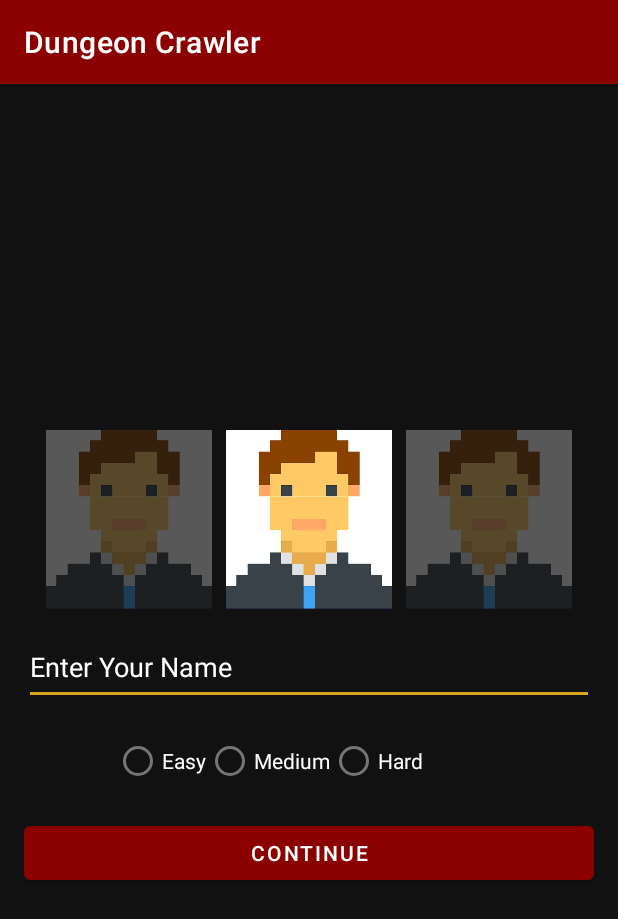
After one commit to phunggnguyenn/CS2340A_Team45, an Android app: the InitialConfigActivity screen opened directly, with no data from a screen before it, on a phone screen of 412 x 824 dp. The commit adds this screen. Shown: the top 919 px of the screen. Run offline under Robolectric (Android 15) with nearby library versions, the phone set to English and light mode, and no system bars.

Commit message:
-Added Initial Configuration Screen -Updated Welcome Screen

```diff
--- a/AndroidStudio_Template/app/src/main/AndroidManifest.xml
+++ b/AndroidStudio_Template/app/src/main/AndroidManifest.xml
@@ -31,6 +31,10 @@
             android:name=".MazeGameActivity"
             android:exported="true">
         </activity>
+        <activity
+            android:name=".InitialConfigActivity"
+            android:exported="true">
+        </activity>
 
     </application>
 
--- /dev/null
+++ b/AndroidStudio_Template/app/src/main/java/com/example/demo_2340/InitialConfigActivity.java
@@ -0,0 +1,88 @@
+package com.example.demo_2340;
+
+import android.content.Intent;
+import android.os.Bundle;
+import android.view.View;
+import android.widget.Button;
+import android.widget.EditText;
+import android.widget.RadioGroup;
+import android.widget.Toast;
+import androidx.appcompat.app.AppCompatActivity;
+import android.widget.ImageView;
+
+public class InitialConfigActivity extends AppCompatActivity {
+    private ImageView selectedAvatar = null;
+
+    @Override
+    protected void onCreate(Bundle savedInstanceState) {
+        super.onCreate(savedInstanceState);
+        setContentView(R.layout.activity_initial_config);
+
+        // Initialize avatar images and set opacity to 30%
+        ImageView avatar1 = findViewById(R.id.imageAvatar1);
+        avatar1.setAlpha(0.3f);
+        ImageView avatar2 = findViewById(R.id.imageAvatar2);
+        avatar2.setAlpha(0.3f);
+        ImageView avatar3 = findViewById(R.id.imageAvatar3);
+        avatar3.setAlpha(0.3f);
+        handleAvatarSelection(avatar2); // default selection
+
+        avatar1.setOnClickListener(v -> handleAvatarSelection(avatar1));
+
+        avatar2.setOnClickListener(v -> handleAvatarSelection(avatar2));
+
+        avatar3.setOnClickListener(v -> handleAvatarSelection(avatar3));
+
+        EditText editTextName = findViewById(R.id.editTextName);
+        RadioGroup difficultyRadioGroup = findViewById(R.id.difficultyRadioGroup);
+        Button continueButton = findViewById(R.id.continueButton);
+
+        continueButton.setOnClickListener(new View.OnClickListener() {
+            @Override
+            public void onClick(View v) {
+                String playerName = editTextName.getText().toString().trim();
+                int selectedRadioButtonId = difficultyRadioGroup.getCheckedRadioButtonId();
+                // Display an error message to the user, indicating that they need to fill out all fields.
+                if (playerName.isEmpty() || selectedRadioButtonId == -1) {
+                    Toast.makeText(InitialConfigActivity.this, "Please fill out all fields", Toast.LENGTH_SHORT).show();
+                } else {
+                    // Continue to the game screen with the selected values.
+                    double difficulty = getDifficultyFromRadioButton(selectedRadioButtonId);
+                    // You can start the game activity with the player's name and difficulty level.
+                    startGameActivity(playerName, difficulty);
+                }
+            }
+        });
+    }
+
+    private double getDifficultyFromRadioButton(int radioButtonId) {
+        switch (radioButtonId) {
+            case R.id.radioEasy:
+                return 0.5;
+            case R.id.radioMedium:
+                return 0.75;
+            case R.id.radioHard:
+                return 1;
+            default:
+                return 0.5; // Default difficulty
+        }
+    }
+
+    private void startGameActivity(String playerName, double difficulty) {
+        Intent gameIntent = new Intent(this, MazeGameActivity.class);
+        gameIntent.putExtra("playerName", playerName);
+        gameIntent.putExtra("difficulty", difficulty);
+        startActivity(gameIntent);
+        finish(); // Finish the initial config activity
+    }
+
+    private void handleAvatarSelection(ImageView avatar) {
+        if (selectedAvatar != null) {
+            // Deselect the previously selected avatar
+            selectedAvatar.setAlpha(0.3f); // Restore opacity to 30%
+        }
+        // Select the clicked avatar
+        selectedAvatar = avatar;
+        avatar.setAlpha(1.0f); // Set opacity to 100% to indicate selection
+    }
+}
--- /dev/null
+++ b/AndroidStudio_Template/app/src/main/res/layout/activity_initial_config.xml
@@ -0,0 +1,92 @@
+<?xml version="1.0" encoding="utf-8"?>
+<LinearLayout
+    xmlns:android="http://schemas.android.com/apk/res/android"
+    android:layout_width="match_parent"
+    android:layout_height="match_parent"
+    android:orientation="vertical"
+    android:padding="16dp"
+    android:background="#111111"
+    android:textColor="#FFFFFF"
+    android:gravity="center">
+
+    <RadioGroup
+        android:id="@+id/avatarRadioGroup1"
+        android:layout_width="wrap_content"
+        android:layout_height="wrap_content"
+        android:orientation="vertical"
+        android:layout_gravity="center_horizontal">
+
+        <LinearLayout
+            android:layout_width="wrap_content"
+            android:layout_height="wrap_content"
+            android:orientation="horizontal"
+            android:layout_gravity="center_horizontal">
+
+            <ImageView
+                android:id="@+id/imageAvatar1"
+                android:layout_width="120dp"
+                android:layout_height="120dp"
+                android:src="@drawable/avatar1" />
+            <ImageView
+                android:id="@+id/imageAvatar2"
+                android:layout_width="120dp"
+                android:layout_height="120dp"
+                android:src="@drawable/avatar2" />
+            <ImageView
+                android:id="@+id/imageAvatar3"
+                android:layout_width="120dp"
+                android:layout_height="120dp"
+                android:src="@drawable/avatar3" />
+        </LinearLayout>
+    </RadioGroup>
+
+    <!-- Player Name Input -->
+    <EditText
+        android:id="@+id/editTextName"
+        android:layout_width="match_parent"
+        android:hint="Enter Your Name"
+        android:textColorHint="@color/white"
+        android:inputType="text"
+        android:textColor="@color/white"
+        android:layout_marginTop="13dp"
+        android:layout_marginBottom="13dp"
+        android:layout_height="50dp"
+        android:autofillHints="username" />
+
+    <!-- Difficulty Radio Group -->
+    <RadioGroup
+        android:id="@+id/difficultyRadioGroup"
+        android:layout_width="match_parent"
+        android:layout_height="wrap_content"
+        android:orientation="horizontal"
+        android:layout_marginBottom="13dp"
+        android:layout_marginStart="40dp">
+
+        <RadioButton
+            android:id="@+id/radioEasy"
+            android:layout_width="wrap_content"
+            android:layout_height="wrap_content"
+            android:text="Easy"
+            android:textColor="@color/white" />
+
+        <RadioButton
+            android:id="@+id/radioMedium"
+            android:layout_width="wrap_content"
+            android:layout_height="wrap_content"
+            android:text="Medium"
+            android:textColor="@color/white" />
+
+        <RadioButton
+            android:id="@+id/radioHard"
+            android:layout_width="wrap_content"
+            android:layout_height="wrap_content"
+            android:text="Hard"
+            android:textColor="@color/white" />
+    </RadioGroup>
+    <Button
+        android:id="@+id/continueButton"
+        android:layout_width="match_parent"
+        android:layout_height="wrap_content"
+        android:text="Continue"
+        android:textColor="@color/white" />
+</LinearLayout>
```
Also changed, not shown: AndroidStudio_Template/app/src/main/java/com/example/demo_2340/MainActivity.java (+3 -30 lines), AndroidStudio_Template/app/src/main/res/layout/activity_main.xml (+1 -49 lines), AndroidStudio_Template/app/src/main/res/drawable/avatar1.jpg (added), AndroidStudio_Template/app/src/main/res/drawable/avatar2.jpg (added), AndroidStudio_Template/app/src/main/res/drawable/avatar3.jpg (added).
